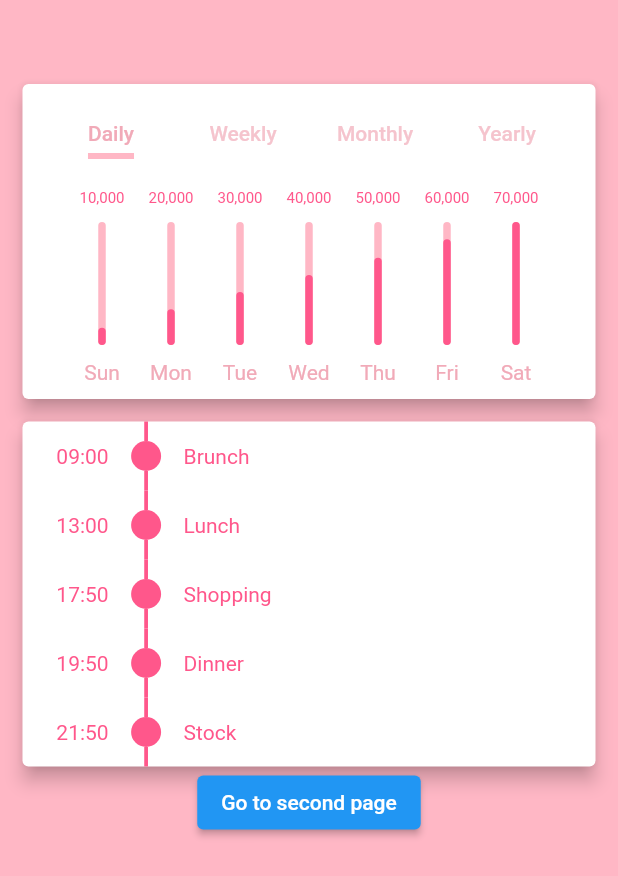
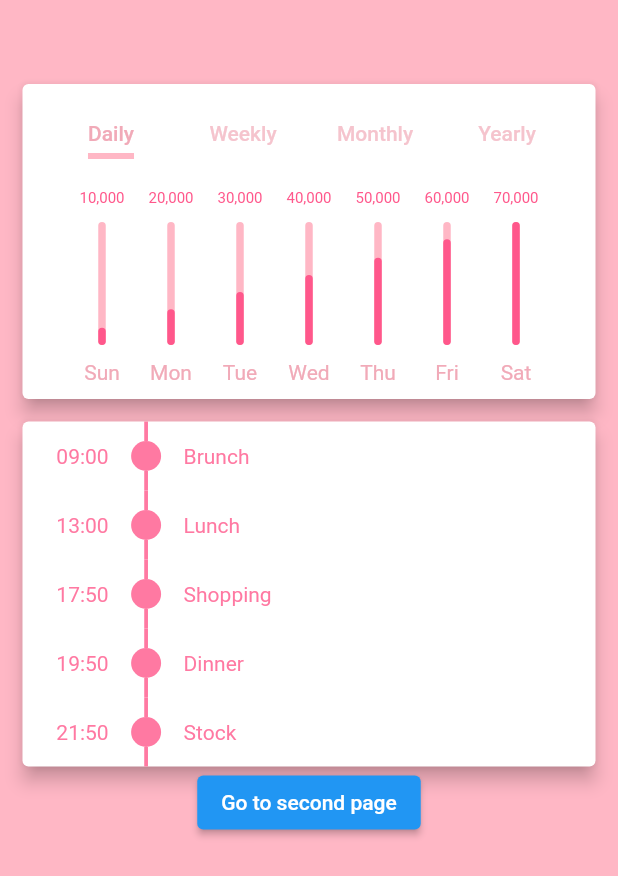
Before and after one commit to asd147asd147/Blossom, a Flutter app: the screen it shows after launch, on a phone screen of 412 x 824 dp. Shown: the top 876 px of the screen. Run offline on Flutter 3.47's test engine with Material 2 defaults, Android fonts, the phone set to English and light mode, and no system bars; drawn by our look-alikes of flutter_animation_progress_bar, timelines.

Commit message:
Complete CustomTheme feature

```diff
--- a/lib/homePage.dart
+++ b/lib/homePage.dart
@@ -2,11 +2,14 @@ import 'package:flutter/material.dart';
 import './homeInfo.dart';
 import './homeTimeLine.dart';
 import './Summary.dart';
+import './theme.dart';
 
 class HomePage extends StatelessWidget {
     @override
     Widget build(BuildContext context) {
-        return Scaffold(
+        return MaterialApp(
+                theme: CustomTheme.of(context).theme.themeData,
+                home: Scaffold(
                         appBar: AppBar(
                                 backgroundColor: Colors.transparent,
                                 elevation: 0,
@@ -24,6 +27,7 @@ class HomePage extends StatelessWidget {
                                     ),
                                 ],
                         ),
+                ),
         );
     }
 }
--- a/lib/homeTimeLine.dart
+++ b/lib/homeTimeLine.dart
@@ -21,11 +21,11 @@ class _HomeTimeLineState extends State<HomeTimeLine> {
                                 theme: TimelineThemeData(
                                         nodePosition: 0.2,
                                         indicatorTheme: IndicatorThemeData(
-                                                color: Theme.of(context).hoverColor,
+                                                color: CustomTheme.of(context).theme.homeTimelineIndicator,
                                                 size: 20.0,
                                         ),
                                         connectorTheme: ConnectorThemeData(
-                                                color: Theme.of(context).hoverColor,
+                                                color: CustomTheme.of(context).theme.homeTimelineIndicator,
                                                 thickness: 2.5,
                                         ),
                                 ),
@@ -34,7 +34,7 @@ class _HomeTimeLineState extends State<HomeTimeLine> {
                                                 padding: const EdgeInsets.all(15.0),
                                                 child: Text(
                                                         _subject[index],
-                                                        style: TextStyle(color: Theme.of(context).hoverColor),
+                                                        style: TextStyle(color: CustomTheme.of(context).theme.homeTimelineText),
                                                 ),
                                         ),
                                         itemCount: _time.length,
@@ -43,7 +43,7 @@ class _HomeTimeLineState extends State<HomeTimeLine> {
                                                     padding: const EdgeInsets.only(right: 15.0),
                                                     child: Text(
                                                             _time[index],
-                                                            style: TextStyle(color: Theme.of(context).hoverColor),
+                                                            style: TextStyle(color: CustomTheme.of(context).theme.homeTimelineText),
                                                     ),
                                             );
                                         },
--- a/lib/main.dart
+++ b/lib/main.dart
@@ -7,16 +7,11 @@ void main() {
 }
 
 class MyApp extends StatelessWidget {
-
     @override
     Widget build(BuildContext context) {
         return CustomTheme(
-                theme: TestPinkTheme(),
-                child: MaterialApp(
-                        title: 'JuneBank',
-                        theme: PinkTheme.theme,
-                        home: HomePage(),
-                ),
+                theme: PinkTheme(),
+                child: HomePage(),
         );
     }
 }
--- a/lib/theme.dart
+++ b/lib/theme.dart
@@ -1,47 +1,42 @@
 import 'package:flutter/material.dart';
 
-class PinkTheme {
-    static const Color mainColor = Color(0xffffb7c5);
-    static Color lightColor = Color(0xffffc4d2);
-    static Color darkColor = Color(0xfff1aab8);
-    static Color brightColor = Color(0xfffff3f5);
-    static Color brightnessColor = Color(0xffff578b);
+abstract class DefaultTheme {
+    Color get scaffoldBackgroundColor;
 
-    static ThemeData theme = ThemeData(
-            primaryColor: mainColor,
-            primaryColorDark: darkColor,
-            primaryColorLight: lightColor,
-            hoverColor: brightnessColor,
-            scaffoldBackgroundColor: PinkTheme.mainColor,
-            visualDensity: VisualDensity.adaptivePlatformDensity,
-    );
-}
-
-abstract class DefaultTheme {
     Color get homeInfoBarBackground;
     Color get homeInfoBarProgress;
+
     Color get homeInfoBarAbove;
     Color get homeInfoBarUnder;
     Color get homeInfoLabel;
     Color get homeInfoIndicator;
 
+    Color get homeTimelineIndicator;
+    Color get homeTimelineText;
+
     ThemeData get themeData;
 
 }
 
-class TestPinkTheme extends DefaultTheme {
+class PinkTheme extends DefaultTheme {
     static Color mainColor = Color(0xffffb7c5);
-    static Color brightnessColor = Color(0xffff578b);
-    static Color darkColor = Color(0xfff1aab8);
+    static Color highLightColor = Color(0xffff578b);
+    static Color baseColor = Color(0xfff1aab8);
+    static Color defaultColor = Color(0xffff79a2);
 
     @override
-    final Color homeInfoLabel = darkColor;
+    final Color scaffoldBackgroundColor = mainColor;
+
+    final Color homeInfoLabel = baseColor;
     final Color homeInfoIndicator = mainColor;
 
     final Color homeInfoBarBackground = mainColor;
-    final Color homeInfoBarProgress = brightnessColor;
-    final Color homeInfoBarAbove = brightnessColor;
-    final Color homeInfoBarUnder = darkColor;
+    final Color homeInfoBarProgress = highLightColor;
+    final Color homeInfoBarAbove = highLightColor;
+    final Color homeInfoBarUnder = baseColor;
+
+    final Color homeTimelineIndicator = defaultColor;
+    final Color homeTimelineText = defaultColor;
 
     final ThemeData themeData = ThemeData(
             scaffoldBackgroundColor: mainColor,
```
Lines whose indentation alone changed are shown as unchanged.
